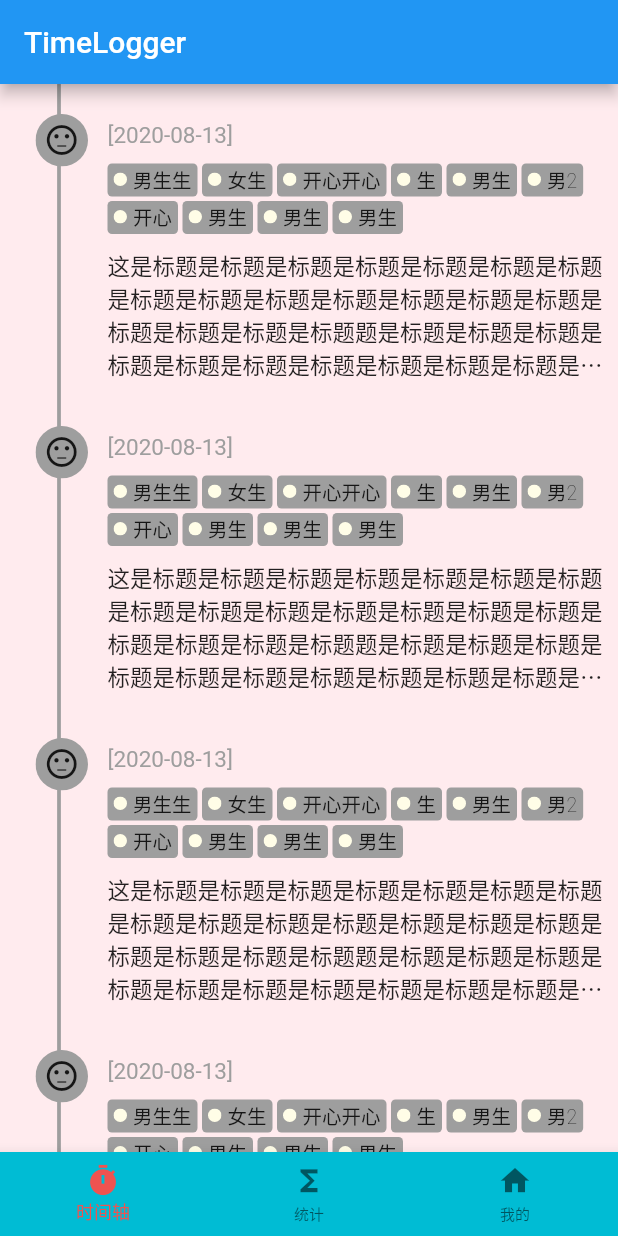
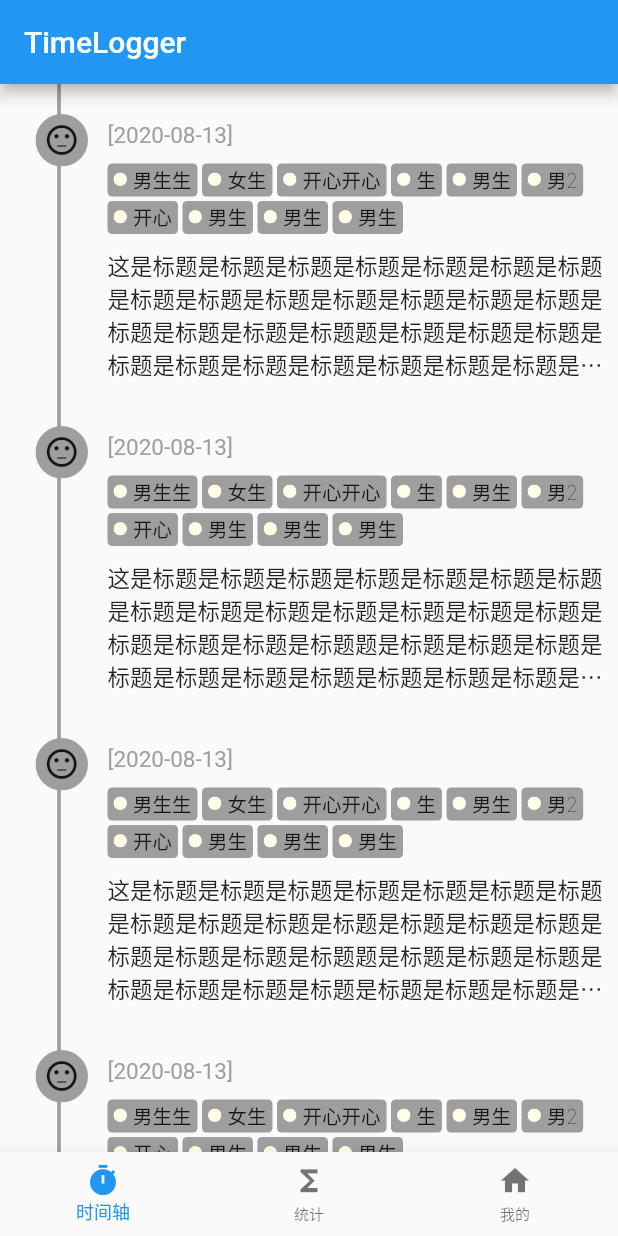
Before and after one commit to Quuk/time_logger, a Flutter app: the screen it shows after launch, on a phone screen of 412 x 824 dp. Run offline on Flutter 3.47's test engine with Material 2 defaults, Android fonts, the phone set to English and light mode, and no system bars.

```diff
--- a/lib/pages/router/router_bottom_bar.dart
+++ b/lib/pages/router/router_bottom_bar.dart
@@ -31,8 +31,6 @@ class _MyHomePageState extends State<MyHomePage> {
         body: _pageList[currentIndex],
         bottomNavigationBar: BottomNavigationBar(
             type: BottomNavigationBarType.fixed,
-            backgroundColor: Colors.cyan,
-            fixedColor: Colors.red[400],
             iconSize: 23,
             unselectedFontSize: 10,
             selectedFontSize: 12,
--- a/lib/pages/time_line/module_time_box.dart
+++ b/lib/pages/time_line/module_time_box.dart
@@ -13,7 +13,6 @@ class ModuleTimeBox extends StatelessWidget {
           Expanded(
               // 左侧线条
               child: Container(
-                  color: Colors.red[50],
                   width: 100.0,
                   child: Stack(
                       alignment: AlignmentDirectional.center,
@@ -40,7 +39,6 @@ class ModuleTimeBox extends StatelessWidget {
               flex: 5,
               // 右侧数据
               child: Container(
-                  color: Colors.red[50],
                   padding: EdgeInsets.fromLTRB(3, 25, 0, 10),
                   alignment: Alignment.bottomLeft,
                   child: Column(
```
